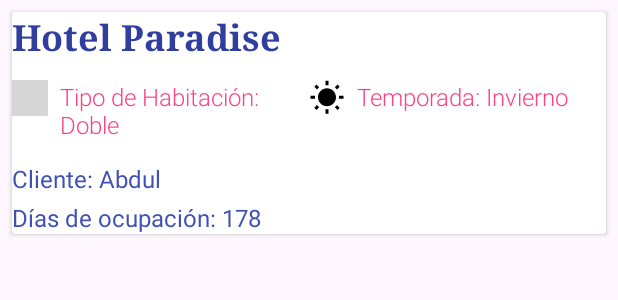
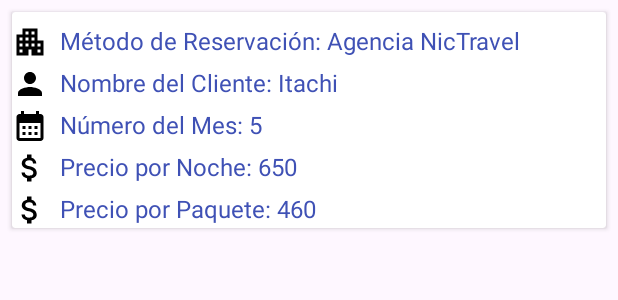
Before and after one commit to damsito007/HotelPlayaParadise_AppMovil, an Android app: the layout cardview_list_consulta3.xml on its own in the app's theme, with its tools: preview values and no code run, on a phone screen of 412 x 824 dp. Shown: the top 300 px of the screen. Run offline under Robolectric (Android 15) with nearby library versions, the phone set to English and light mode, and no system bars; grey boxes are pictures that could not be loaded.

Commit message:
Add code for complete the consult 2 and 3 and add new icons fot the recycler view and fix some troubles with the code of the adapters and the class of them and add a new fragment view into the fragment frame container is a welcome

```diff
--- /dev/null
+++ b/app/src/main/res/drawable/baseline_apartment_24.xml
@@ -0,0 +1,5 @@
+<vector xmlns:android="http://schemas.android.com/apk/res/android" android:height="24dp" android:tint="#000000" android:viewportHeight="24" android:viewportWidth="24" android:width="24dp">
+
+    <path android:fillColor="@android:color/white" android:pathData="M17,11V3H7v4H3v14h8v-4h2v4h8V11H17zM7,19H5v-2h2V19zM7,15H5v-2h2V15zM7,11H5V9h2V11zM11,15H9v-2h2V15zM11,11H9V9h2V11zM11,7H9V5h2V7zM15,15h-2v-2h2V15zM15,11h-2V9h2V11zM15,7h-2V5h2V7zM19,19h-2v-2h2V19zM19,15h-2v-2h2V15z"/>
+
+</vector>
--- /dev/null
+++ b/app/src/main/res/drawable/baseline_attach_money_24.xml
@@ -0,0 +1,5 @@
+<vector xmlns:android="http://schemas.android.com/apk/res/android" android:height="24dp" android:tint="#000000" android:viewportHeight="24" android:viewportWidth="24" android:width="24dp">
+
+    <path android:fillColor="@android:color/white" android:pathData="M11.8,10.9c-2.27,-0.59 -3,-1.2 -3,-2.15 0,-1.09 1.01,-1.85 2.7,-1.85 1.78,0 2.44,0.85 2.5,2.1h2.21c-0.07,-1.72 -1.12,-3.3 -3.21,-3.81V3h-3v2.16c-1.94,0.42 -3.5,1.68 -3.5,3.61 0,2.31 1.91,3.46 4.7,4.13 2.5,0.6 3,1.48 3,2.41 0,0.69 -0.49,1.79 -2.7,1.79 -2.06,0 -2.87,-0.92 -2.98,-2.1h-2.2c0.12,2.19 1.76,3.42 3.68,3.83V21h3v-2.15c1.95,-0.37 3.5,-1.5 3.5,-3.55 0,-2.84 -2.43,-3.81 -4.7,-4.4z"/>
+
+</vector>
--- /dev/null
+++ b/app/src/main/res/drawable/baseline_calendar_month_24.xml
@@ -0,0 +1,5 @@
+<vector xmlns:android="http://schemas.android.com/apk/res/android" android:height="24dp" android:tint="#000000" android:viewportHeight="24" android:viewportWidth="24" android:width="24dp">
+
+    <path android:fillColor="@android:color/white" android:pathData="M19,4h-1V2h-2v2H8V2H6v2H5C3.89,4 3.01,4.9 3.01,6L3,20c0,1.1 0.89,2 2,2h14c1.1,0 2,-0.9 2,-2V6C21,4.9 20.1,4 19,4zM19,20H5V10h14V20zM9,14H7v-2h2V14zM13,14h-2v-2h2V14zM17,14h-2v-2h2V14zM9,18H7v-2h2V18zM13,18h-2v-2h2V18zM17,18h-2v-2h2V18z"/>
+
+</vector>
--- /dev/null
+++ b/app/src/main/res/drawable/baseline_calendar_today_24.xml
@@ -0,0 +1,5 @@
+<vector xmlns:android="http://schemas.android.com/apk/res/android" android:height="24dp" android:tint="#000000" android:viewportHeight="24" android:viewportWidth="24" android:width="24dp">
+
+    <path android:fillColor="@android:color/white" android:pathData="M20,3h-1L19,1h-2v2L7,3L7,1L5,1v2L4,3c-1.1,0 -2,0.9 -2,2v16c0,1.1 0.9,2 2,2h16c1.1,0 2,-0.9 2,-2L22,5c0,-1.1 -0.9,-2 -2,-2zM20,21L4,21L4,8h16v13z"/>
+
+</vector>
--- /dev/null
+++ b/app/src/main/res/drawable/baseline_person_24.xml
@@ -0,0 +1,5 @@
+<vector xmlns:android="http://schemas.android.com/apk/res/android" android:height="24dp" android:tint="#000000" android:viewportHeight="24" android:viewportWidth="24" android:width="24dp">
+
+    <path android:fillColor="@android:color/white" android:pathData="M12,12c2.21,0 4,-1.79 4,-4s-1.79,-4 -4,-4 -4,1.79 -4,4 1.79,4 4,4zM12,14c-2.67,0 -8,1.34 -8,4v2h16v-2c0,-2.66 -5.33,-4 -8,-4z"/>
+
+</vector>
--- a/app/src/main/res/layout/cardview_list_consulta3.xml
+++ b/app/src/main/res/layout/cardview_list_consulta3.xml
@@ -5,24 +5,10 @@
     android:layout_margin="8dp"
     android:elevation="4dp">
 
-
     <LinearLayout
         android:layout_width="match_parent"
         android:layout_height="wrap_content"
         android:orientation="vertical">
-
-
-        <TextView
-            android:id="@+id/textTitle"
-            android:layout_width="wrap_content"
-            android:layout_height="wrap_content"
-            android:text="Hotel Paradise"
-            android:textStyle="bold"
-            android:textSize="24sp"
-            android:fontFamily="serif"
-            android:textColor="@color/colorPrimaryDark"
-            android:layout_marginBottom="12dp"/>
-
 
         <LinearLayout
             android:layout_width="match_parent"
@@ -30,78 +16,81 @@
             android:orientation="horizontal"
             android:weightSum="2">
 
+            <LinearLayout
+                android:layout_width="0dp"
+                android:layout_height="wrap_content"
+                android:layout_weight="1"
+                android:orientation="horizontal">
+            </LinearLayout>
 
             <LinearLayout
                 android:layout_width="0dp"
                 android:layout_height="wrap_content"
                 android:layout_weight="1"
                 android:orientation="horizontal">
-
-                <ImageView
-                    android:layout_width="24dp"
-                    android:layout_height="24dp"
-                    android:src="@drawable/ic_hotel_room"
-                    android:layout_marginEnd="8dp"
-                    android:contentDescription="Icono de habitación" />
-
-                <TextView
-                    android:id="@+id/text_TipoHabitacion"
-                    android:layout_width="wrap_content"
-                    android:layout_height="wrap_content"
-                    android:text="Tipo de Habitación: Doble"
-                    android:textSize="16sp"
-                    android:textColor="@color/colorSecondary"
-                    android:fontFamily="sans-serif-light"
-                    android:layout_marginBottom="6dp"/>
-            </LinearLayout>
-
-
-            <LinearLayout
-                android:layout_width="0dp"
-                android:layout_height="wrap_content"
-                android:layout_weight="1"
-                android:orientation="horizontal">
-
-                <ImageView
-                    android:layout_width="24dp"
-                    android:layout_height="24dp"
-                    android:src="@drawable/ic_season"
-                    android:layout_marginEnd="8dp"
-                    android:contentDescription="Icono de temporada" />
-
-                <TextView
-                    android:id="@+id/textTemporada"
-                    android:layout_width="wrap_content"
-                    android:layout_height="wrap_content"
-                    android:text="Temporada: Invierno"
-                    android:textSize="16sp"
-                    android:textColor="@color/colorSecondary"
-                    android:fontFamily="sans-serif-light"
-                    android:layout_marginBottom="6dp"/>
             </LinearLayout>
         </LinearLayout>
 
-
         <TextView
-            android:id="@+id/textNombre_Cliente"
+            android:id="@+id/textMetodoReservacion"
             android:layout_width="wrap_content"
             android:layout_height="wrap_content"
-            android:text="Cliente: Abdul"
+            android:text="Método de Reservación: Agencia NicTravel"
             android:textSize="16sp"
             android:textColor="@color/colorPrimary"
             android:fontFamily="sans-serif"
-            android:layout_marginTop="8dp"/>
-
+            android:layout_marginTop="8dp"
+            android:drawableStart="@drawable/baseline_apartment_24"
+            android:drawablePadding="8dp" />
 
         <TextView
-            android:id="@+id/textDias_ocupacion"
+            android:id="@+id/textNombre_Clientes3"
             android:layout_width="wrap_content"
             android:layout_height="wrap_content"
-            android:text="Días de ocupación: 178"
+            android:text="Nombre del Cliente: Itachi"
             android:textSize="16sp"
             android:textColor="@color/colorPrimary"
             android:fontFamily="sans-serif"
-            android:layout_marginTop="4dp"/>
+            android:layout_marginTop="4dp"
+            android:drawableStart="@drawable/baseline_person_24"
+            android:drawablePadding="8dp" />
+
+        <TextView
+            android:id="@+id/textNumMes"
+            android:layout_width="wrap_content"
+            android:layout_height="wrap_content"
+            android:text="Número del Mes: 5"
+            android:textSize="16sp"
+            android:textColor="@color/colorPrimary"
+            android:fontFamily="sans-serif"
+            android:layout_marginTop="4dp"
+            android:drawableStart="@drawable/baseline_calendar_month_24"
+            android:drawablePadding="8dp" />
+
+        <TextView
+            android:id="@+id/textPrecioNoche"
+            android:layout_width="wrap_content"
+            android:layout_height="wrap_content"
+            android:text="Precio por Noche: 650"
+            android:textSize="16sp"
+            android:textColor="@color/colorPrimary"
+            android:fontFamily="sans-serif"
+            android:layout_marginTop="4dp"
+            android:drawableStart="@drawable/baseline_attach_money_24"
+            android:drawablePadding="8dp" />
+
+        <TextView
+            android:id="@+id/textPrecioPaquete"
+            android:layout_width="wrap_content"
+            android:layout_height="wrap_content"
+            android:text="Precio por Paquete: 460"
+            android:textSize="16sp"
+            android:textColor="@color/colorPrimary"
+            android:fontFamily="sans-serif"
+            android:layout_marginTop="4dp"
+            android:drawableStart="@drawable/baseline_attach_money_24"
+            android:drawablePadding="8dp" />
+
     </LinearLayout>
 
 </androidx.cardview.widget.CardView>
```
Also changed, not shown: app/src/main/java/com/example/hotelplayaparadise_appmovil/ApiAdapterConsult2.java (added, +62 -0 lines), app/src/main/java/com/example/hotelplayaparadise_appmovil/ApiAdapterConsult3.java (+19 -19 lines), app/src/main/java/com/example/hotelplayaparadise_appmovil/Consulta2.kt (+88 -3 lines), app/src/main/java/com/example/hotelplayaparadise_appmovil/Consulta3.kt (+9 -9 lines), app/src/main/java/com/example/hotelplayaparadise_appmovil/Global.kt (+27 -1 lines), app/src/main/java/com/example/hotelplayaparadise_appmovil/Principal_Menu.kt (+12 -0 lines), app/src/main/java/com/example/hotelplayaparadise_appmovil/WelcomeFragment.kt (added, +33 -0 lines), app/src/main/java/com/example/hotelplayaparadise_appmovil/fragment_welcome.kt (added, +59 -0 lines), app/src/main/res/layout/fragment_consulta2.xml (+13 -10 lines), app/src/main/res/layout/fragment_consulta3.xml (+18 -15 lines), app/src/main/res/layout/fragment_welcome.xml (added, +17 -0 lines), app/src/main/res/layout/item_recyclerview_consult2.xml (added, +56 -0 lines).
